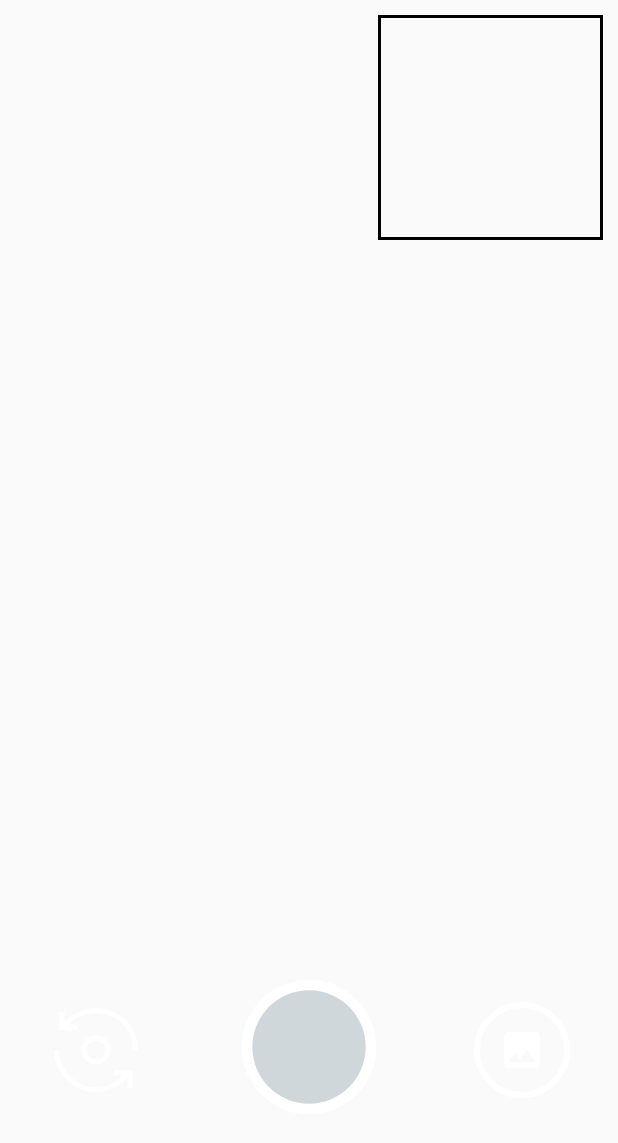
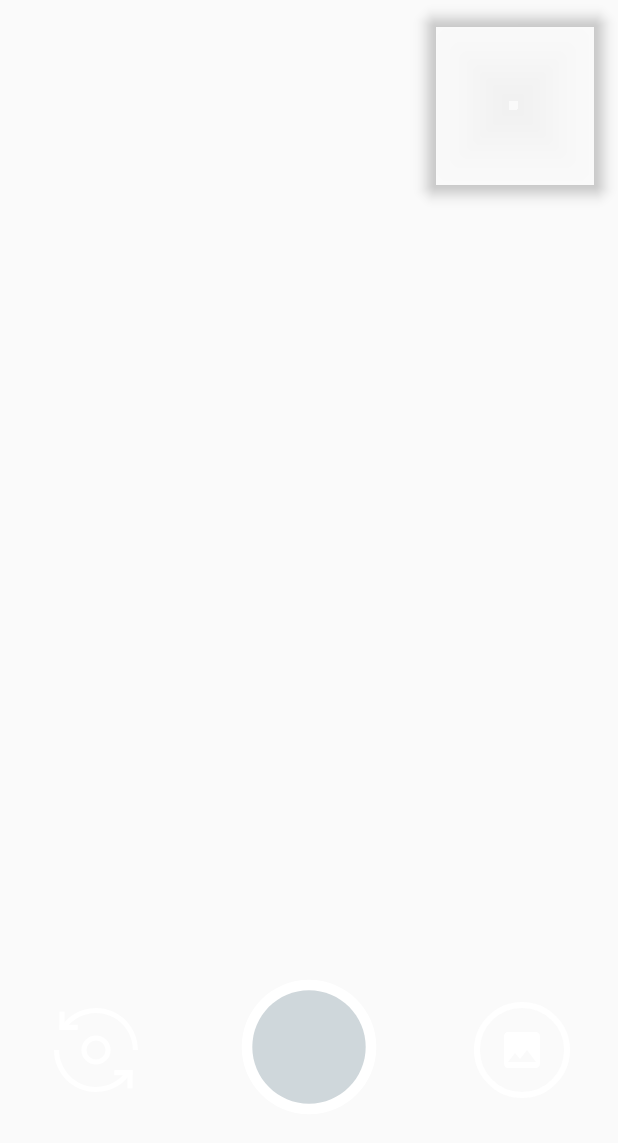
Before and after one commit to touchizen/IdolFace, an Android app: the layout camera_ui_container.xml on its own in the app's theme, with its tools: preview values and no code run, on a phone screen of 412 x 824 dp. Shown: the top 1143 px of the screen. Run offline under Robolectric (Android 15) with nearby library versions, the phone set to English and light mode, and no system bars.

Commit message:
Changed imageviews of faceview to shapeable imageviews

```diff
--- a/android/app/build.gradle
+++ b/android/app/build.gradle
@@ -17,7 +17,7 @@ android {
         applicationId "com.touchizen.idolface"
         minSdkVersion 21
         targetSdkVersion 30
-        versionCode 2
+        versionCode 3
         versionName "0.9"
         multiDexEnabled true
         vectorDrawables.useSupportLibrary true
--- a/android/app/src/main/java/com/touchizen/idolface/ui/PhotoFragment.kt
+++ b/android/app/src/main/java/com/touchizen/idolface/ui/PhotoFragment.kt
@@ -34,6 +34,7 @@ import com.bumptech.glide.load.DataSource
 import com.bumptech.glide.load.engine.GlideException
 import com.bumptech.glide.request.RequestListener
 import com.bumptech.glide.request.target.Target
+import com.google.android.material.imageview.ShapeableImageView
 import com.google.mlkit.vision.face.Face
 import com.mikhaellopez.circularimageview.CircularImageView
 import com.touchizen.idolface.ClassifierActivity
@@ -62,7 +63,7 @@ open class PhotoFragment internal constructor() :
     private lateinit var binding: FragmentPhotoBinding
     protected lateinit var fullImage: ImageView
     protected lateinit var idolImage: CircularImageView
-    private lateinit var faceImage: CircularImageView
+    private lateinit var faceImage: ShapeableImageView
     protected lateinit var txtDesc: TextView
 
     private lateinit var graphicOverlay: GraphicOverlay
--- a/android/app/src/main/res/layout-land/camera_ui_container.xml
+++ b/android/app/src/main/res/layout-land/camera_ui_container.xml
@@ -63,4 +63,16 @@
         app:layout_constraintTop_toTopOf="parent"
         android:contentDescription="@string/switch_camera_button_alt" />
 
+    <com.google.android.material.imageview.ShapeableImageView
+        android:id="@+id/face_image"
+        android:layout_width="120dp"
+        android:layout_height="120dp"
+        android:layout_marginTop="10dp"
+        android:layout_marginEnd="10dp"
+        android:elevation="5dp"
+        app:shapeAppearanceOverlay="@style/roundedImageView"
+        app:layout_constraintTop_toTopOf="parent"
+        app:layout_constraintRight_toRightOf="parent"
+        android:contentDescription="dddd" />
+
 </androidx.constraintlayout.widget.ConstraintLayout>
--- a/android/app/src/main/res/layout/camera_ui_container.xml
+++ b/android/app/src/main/res/layout/camera_ui_container.xml
@@ -63,13 +63,14 @@
         app:layout_constraintBottom_toBottomOf="parent"
         android:contentDescription="@string/gallery_button_alt" />
 
-    <ImageView
+    <com.google.android.material.imageview.ShapeableImageView
         android:id="@+id/face_image"
-        android:layout_width="150dp"
-        android:layout_height="150dp"
+        android:layout_width="120dp"
+        android:layout_height="120dp"
         android:layout_marginTop="10dp"
         android:layout_marginEnd="10dp"
-        android:background="@drawable/image_border"
+        android:elevation="5dp"
+        app:shapeAppearanceOverlay="@style/roundedImageView"
         app:layout_constraintTop_toTopOf="parent"
         app:layout_constraintRight_toRightOf="parent"
         android:contentDescription="dddd" />
--- a/android/app/src/main/res/values-v28/styles.xml
+++ b/android/app/src/main/res/values-v28/styles.xml
@@ -216,4 +216,10 @@
         <item name="windowActionBar">false</item>
         <item name="windowNoTitle">true</item>
     </style>
+
+    <style name="roundedImageView" parent="">
+        <item name="cornerFamily">rounded</item>
+        <item name="cornerSize">8dp</item>
+    </style>
+
 </resources>
```
Also changed, not shown: android/app/src/main/java/com/touchizen/idolface/utils/NavigationHelper.java (+0 -11 lines), android/app/src/main/res/drawable/shadow_view.xml (added, +113 -0 lines), android/app/src/main/res/layout/fragment_photo.xml (+14 -2 lines).
